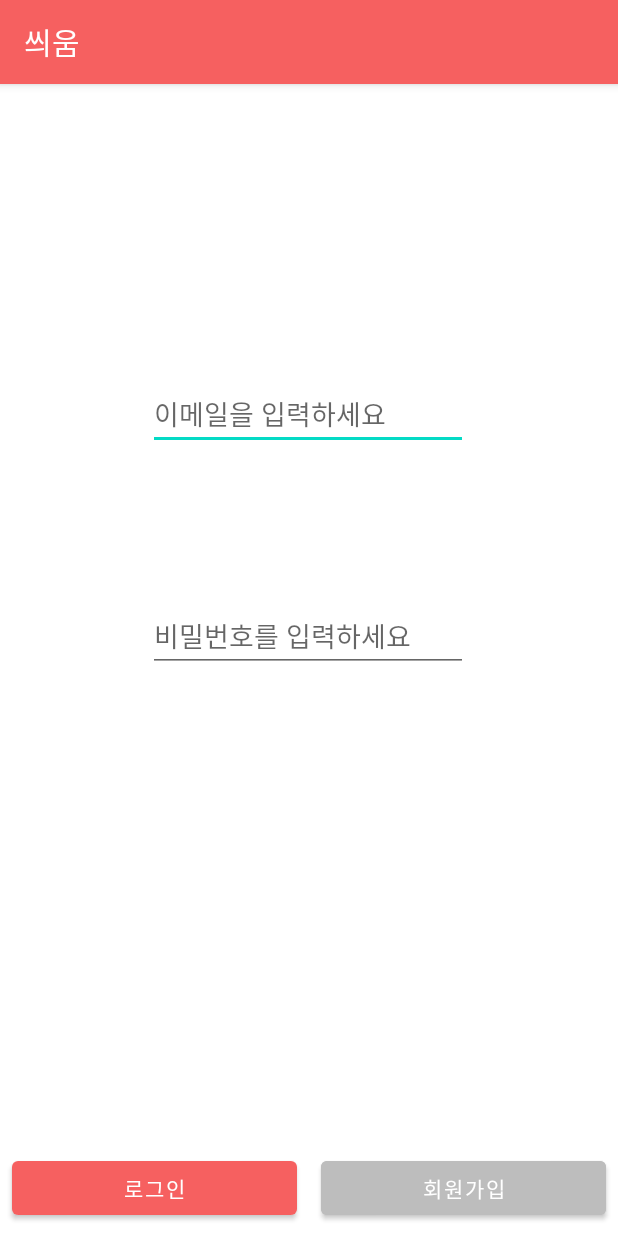
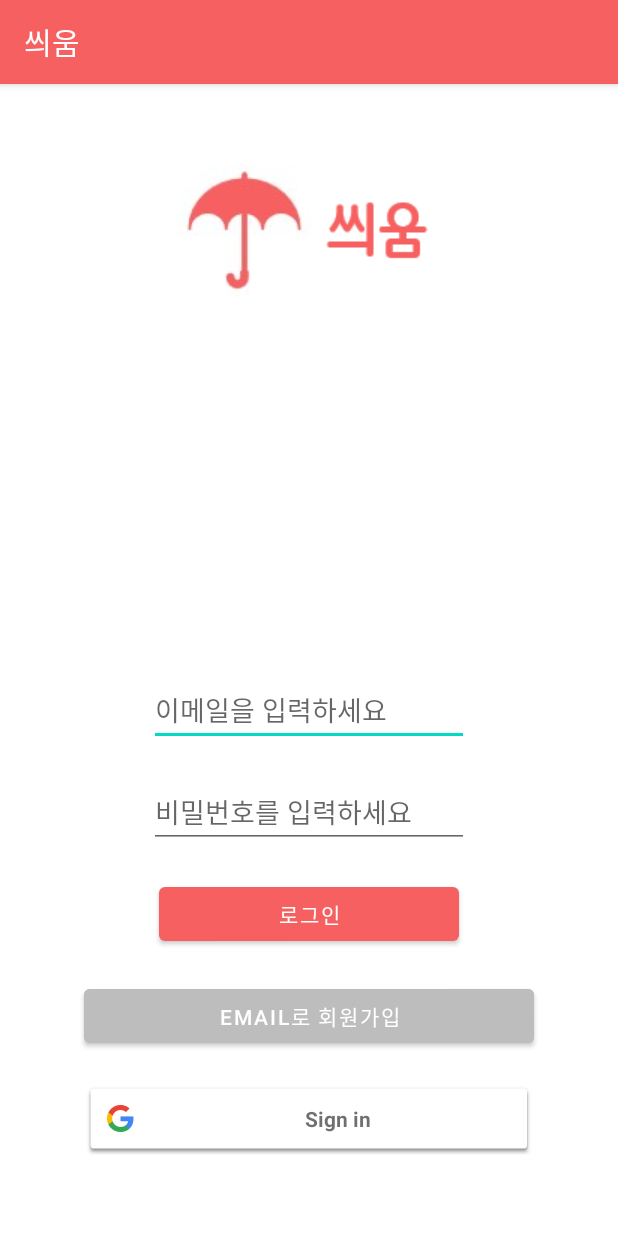
Before and after one commit to senajang/SSIUM_UMBRELLA_RENTSYSTEM, an Android app: the screen it shows after launch (LoginActivity), on a phone screen of 412 x 824 dp. Run offline under Robolectric (Android 15) with nearby library versions, the phone set to English and light mode, and no system bars; our stand-ins replace Firebase (no records; nobody signed in at launch, a user with empty details on screens opened directly).

Commit message:
<enhancement> google로그인 mypage에 사용자 email 표시

```diff
--- a/app/build.gradle
+++ b/app/build.gradle
@@ -31,7 +31,20 @@ android {
     }
 }
 
+
+
 dependencies {
+
+    // Import the BoM for the Firebase platform
+    implementation platform('com.google.firebase:firebase-bom:29.0.3')
+    implementation 'com.google.firebase:firebase-analytics'
+
+    // Declare the dependency for the Firebase Authentication library
+    // When using the BoM, you don't specify versions in Firebase library dependencies
+    implementation 'com.google.firebase:firebase-auth'
+
+    // Also declare the dependency for the Google Play services library and specify its version
+    implementation 'com.google.android.gms:play-services-auth:20.0.0'
 
     implementation 'androidx.appcompat:appcompat:1.3.0'
     implementation 'com.google.android.material:material:1.3.0'
@@ -57,4 +70,6 @@ dependencies {
     implementation platform('com.google.firebase:firebase-bom:28.0.1')
     implementation 'com.google.firebase:firebase-analytics'
     implementation 'com.google.firebase:firebase-messaging:20.2.3'
+
+
 }
--- a/app/src/main/java/good/ss/um/LoginActivity.java
+++ b/app/src/main/java/good/ss/um/LoginActivity.java
@@ -5,11 +5,17 @@ import androidx.appcompat.app.AppCompatActivity;
 
 import android.content.Intent;
 import android.os.Bundle;
+import android.util.Log;
 import android.view.View;
 import android.widget.Button;
 import android.widget.EditText;
 import android.widget.Toast;
 
+import com.google.android.gms.auth.api.signin.GoogleSignIn;
+import com.google.android.gms.auth.api.signin.GoogleSignInAccount;
+import com.google.android.gms.auth.api.signin.GoogleSignInClient;
+import com.google.android.gms.auth.api.signin.GoogleSignInOptions;
+import com.google.android.gms.common.api.ApiException;
 import com.google.android.gms.tasks.OnCompleteListener;
 import com.google.android.gms.tasks.Task;
 import com.google.firebase.FirebaseApp;
@@ -20,6 +26,11 @@ import com.google.firebase.database.FirebaseDatabase;
 
 //앱실행시 첫화면 액티비티
 public class LoginActivity extends AppCompatActivity {
+
+    private static final int RC_SIGN_IN = 9001;
+    private static final String TAG = "Oauth2Google";
+
+    GoogleSignInClient mGoogleSignInClient;
 
     private FirebaseAuth mFirebaseAuth;     // 파이어베이스 인증
     private DatabaseReference mDatabaseRef; // 실시간 데이터베이스
@@ -39,6 +50,16 @@ public class LoginActivity extends AppCompatActivity {
         mEtEmail = findViewById(R.id.et_email);
         mEtPwd = findViewById(R.id.et_pwd);
 
+        // Configure sign-in to request the user's ID, email address, and basic
+        // profile. ID and basic profile are included in DEFAULT_SIGN_IN.
+        GoogleSignInOptions gso = new GoogleSignInOptions.Builder(GoogleSignInOptions.DEFAULT_SIGN_IN)
+                .requestEmail()
+                .build();
+        // Build a GoogleSignInClient with the options specified by gso.
+        mGoogleSignInClient = GoogleSignIn.getClient(this, gso);
+
+        findViewById(R.id.googlebutton).setOnClickListener(this::onClick);
+
 
         Button btn_login =  findViewById(R.id.btn_login);
         btn_login.setOnClickListener(new View.OnClickListener() {
@@ -46,7 +67,7 @@ public class LoginActivity extends AppCompatActivity {
             public void onClick(View view)
             {
                 // 로그인 요청
-                String strEmail = mEtEmail.getText().toString(); //문자열로 변환된 입력값을 str에 할당
+                String strEmail = mEtEmail.getText().toString(); //문자열로 변환된 입력값을 string에 할당
                 String strPwd = mEtPwd.getText().toString();
 
                 mFirebaseAuth.signInWithEmailAndPassword(strEmail, strPwd).addOnCompleteListener(LoginActivity.this, new OnCompleteListener<AuthResult>() {
@@ -66,6 +87,7 @@ public class LoginActivity extends AppCompatActivity {
                     }
                 });
             }
+
         });
 
 
@@ -80,4 +102,48 @@ public class LoginActivity extends AppCompatActivity {
             }
         });
     }
+    @Override
+    protected void onStart()
+    {
+        super.onStart();
+        // Check for existing Google Sign In account, if the user is already signed in
+        // the GoogleSignInAccount will be non-null.
+        GoogleSignInAccount account = GoogleSignIn.getLastSignedInAccount(this);
+    }
+
+
+    @Override
+    public void onActivityResult(int requestCode, int resultCode, Intent data) {
+        super.onActivityResult(requestCode, resultCode, data);
+
+        // Result returned from launching the Intent from GoogleSignInClient.getSignInIntent(...);
+        if (requestCode == RC_SIGN_IN) {
+            // The Task returned from this call is always completed, no need to attach
+            // a listener.
+            Task<GoogleSignInAccount> task = GoogleSignIn.getSignedInAccountFromIntent(data);
+            handleSignInResult(task);
+        }
+    }
+
+    private void handleSignInResult(Task<GoogleSignInAccount> completedTask) {
+        Intent intent = new Intent(LoginActivity.this, MainActivity.class);
+        startActivity(intent);
+        finish(); //현재 액티비티 파괴 로그인을 다시 쓸 일이 없을거기 때문
+    }
+
+
+
+    public void onClick(View v) {
+        switch (v.getId()) {
+            case R.id.googlebutton:
+                signIn();
+                break;
+            // ...
+        }
+    }
+
+    private void signIn() {
+        Intent signInIntent = mGoogleSignInClient.getSignInIntent();
+        startActivityForResult(signInIntent, RC_SIGN_IN);
+    }
 }
--- a/app/src/main/res/layout/activity_login.xml
+++ b/app/src/main/res/layout/activity_login.xml
@@ -6,11 +6,46 @@
     android:layout_height="match_parent"
     tools:context=".LoginActivity">
 
+    <LinearLayout
+        android:layout_width="match_parent"
+        android:layout_height="match_parent"
+        android:gravity="center"
+        android:orientation="vertical"
+        app:layout_constraintBottom_toBottomOf="parent"
+        app:layout_constraintEnd_toEndOf="parent"
+        app:layout_constraintHorizontal_bias="0.0"
+        app:layout_constraintStart_toStartOf="parent"
+        app:layout_constraintTop_toTopOf="parent"
+        app:layout_constraintVertical_bias="0.0">
+
+        <LinearLayout
+            android:layout_width="wrap_content"
+            android:layout_height="wrap_content"
+            android:gravity="center"
+            android:layout_centerHorizontal="true"
+            android:orientation="horizontal">
+
+            <ImageView
+                android:id="@+id/imageView4"
+                android:layout_width="match_parent"
+                android:layout_height="wrap_content"
+                app:layout_constraintEnd_toEndOf="parent"
+                app:layout_constraintStart_toStartOf="parent"
+                app:srcCompat="@drawable/ic_umbrella" />
+
+            <ImageView
+                android:id="@+id/imageView5"
+                android:layout_width="match_parent"
+                android:layout_height="wrap_content"
+                app:srcCompat="@drawable/ssium_text" />
+
+        </LinearLayout>
+
         <EditText
             android:id="@+id/et_email"
             android:layout_width="wrap_content"
             android:layout_height="wrap_content"
-        android:layout_marginTop="196dp"
+            android:layout_marginTop="250dp"
             android:ems="10"
             android:hint="이메일을 입력하세요"
             android:inputType="textEmailAddress"
@@ -23,7 +58,7 @@
             android:id="@+id/et_pwd"
             android:layout_width="wrap_content"
             android:layout_height="wrap_content"
-        android:layout_marginTop="100dp"
+            android:layout_marginTop="20dp"
             android:ems="10"
             android:hint="비밀번호를 입력하세요"
             android:inputType="textPassword"
@@ -34,10 +69,10 @@
 
         <Button
             android:id="@+id/btn_login"
-        android:layout_width="0dp"
+            android:layout_width="200dp"
             android:layout_height="wrap_content"
+            android:layout_marginTop="20dp"
             android:text="로그인"
-        android:layout_margin="8dp"
             app:layout_constraintBottom_toBottomOf="parent"
             app:layout_constraintEnd_toStartOf="@+id/btn_register"
             app:layout_constraintHorizontal_bias="0.555"
@@ -45,14 +80,25 @@
 
         <Button
             android:id="@+id/btn_register"
-        android:layout_width="0dp"
+            android:layout_width="300dp"
             android:layout_height="wrap_content"
-        android:text="회원가입"
-        android:layout_margin="8dp"
+            android:layout_marginTop="20dp"
             android:backgroundTint="@color/black"
+            android:text="email로 회원가입"
             app:layout_constraintBottom_toBottomOf="parent"
             app:layout_constraintEnd_toEndOf="parent"
             app:layout_constraintStart_toEndOf="@+id/btn_login" />
 
-
+        <com.google.android.gms.common.SignInButton
+            android:id="@+id/googlebutton"
+            android:layout_width="300dp"
+            android:layout_height="wrap_content"
+            android:layout_marginTop="20dp"
+            app:layout_constraintBottom_toBottomOf="parent"
+            app:layout_constraintHorizontal_bias="0.576"
+            app:layout_constraintLeft_toLeftOf="parent"
+            app:layout_constraintRight_toRightOf="parent"
+            app:layout_constraintTop_toTopOf="parent"
+            app:layout_constraintVertical_bias="0.591" />
+    </LinearLayout>
 </androidx.constraintlayout.widget.ConstraintLayout>
--- a/build.gradle
+++ b/build.gradle
@@ -5,6 +5,7 @@ buildscript {
         mavenCentral()
     }
     dependencies {
+        classpath 'com.google.gms:google-services:4.3.10'
         classpath "com.android.tools.build:gradle:4.2.1"
         classpath 'com.google.gms:google-services:4.3.8'
 
```
Lines whose indentation alone changed are shown as unchanged.
